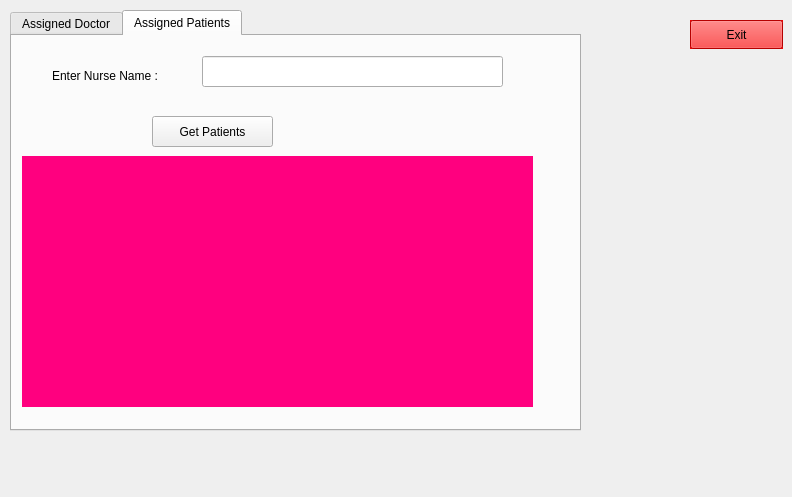
First picture: the form in HMS/nurse.ui, repository moazelshafey/HMS_CSLab, before the edit.
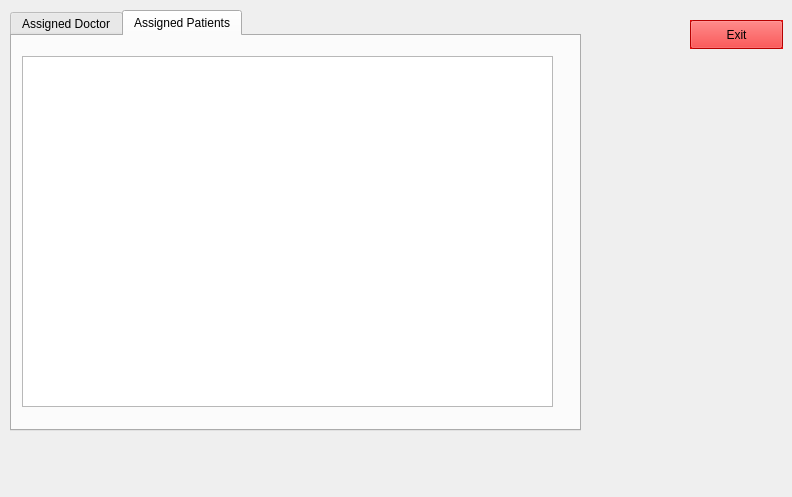
Second picture: the form after the edit. Icons and pictures are not drawn.

Commit message: nurse+patient

Diff of the .ui file:
```diff
--- a/HMS/nurse.ui
+++ b/HMS/nurse.ui
@@ -574,532 +574,15 @@
     <attribute name="title">
      <string>Assigned Patients</string>
     </attribute>
-    <widget class="QPushButton" name="getpatientsbutton">
-     <property name="geometry">
-      <rect>
-       <x>140</x>
-       <y>80</y>
-       <width>121</width>
-       <height>31</height>
-      </rect>
-     </property>
-     <property name="text">
-      <string>Get Patients</string>
-     </property>
-    </widget>
-    <widget class="QLineEdit" name="nursename_2">
-     <property name="geometry">
-      <rect>
-       <x>190</x>
-       <y>20</y>
-       <width>301</width>
-       <height>31</height>
-      </rect>
-     </property>
-    </widget>
-    <widget class="QLabel" name="label_2">
-     <property name="geometry">
-      <rect>
-       <x>40</x>
-       <y>30</y>
-       <width>131</width>
-       <height>20</height>
-      </rect>
-     </property>
-     <property name="text">
-      <string>Enter Nurse Name :</string>
-     </property>
-    </widget>
-    <widget class="QLabel" name="patientslabel">
+    <widget class="QTableWidget" name="assignedpatients">
      <property name="geometry">
       <rect>
        <x>10</x>
-       <y>120</y>
-       <width>511</width>
-       <height>251</height>
+       <y>20</y>
+       <width>531</width>
+       <height>351</height>
       </rect>
      </property>
-     <property name="palette">
-      <palette>
-       <active>
-        <colorrole role="WindowText">
-         <brush brushstyle="SolidPattern">
-          <color alpha="255">
-           <red>0</red>
-           <green>0</green>
-           <blue>0</blue>
-          </color>
-         </brush>
-        </colorrole>
-        <colorrole role="Button">
-         <brush brushstyle="SolidPattern">
-          <color alpha="255">
-           <red>255</red>
-           <green>0</green>
-           <blue>127</blue>
-          </color>
-         </brush>
-        </colorrole>
-        <colorrole role="Light">
-         <brush brushstyle="SolidPattern">
-          <color alpha="255">
-           <red>255</red>
-           <green>127</green>
-           <blue>191</blue>
-          </color>
-         </brush>
-        </colorrole>
-        <colorrole role="Midlight">
-         <brush brushstyle="SolidPattern">
-          <color alpha="255">
-           <red>255</red>
-           <green>63</green>
-           <blue>159</blue>
-          </color>
-         </brush>
-        </colorrole>
-        <colorrole role="Dark">
-         <brush brushstyle="SolidPattern">
-          <color alpha="255">
-           <red>127</red>
-           <green>0</green>
-           <blue>63</blue>
-          </color>
-         </brush>
-        </colorrole>
-        <colorrole role="Mid">
-         <brush brushstyle="SolidPattern">
-          <color alpha="255">
-           <red>170</red>
-           <green>0</green>
-           <blue>85</blue>
-          </color>
-         </brush>
-        </colorrole>
-        <colorrole role="Text">
-         <brush brushstyle="SolidPattern">
-          <color alpha="255">
-           <red>0</red>
-           <green>0</green>
-           <blue>0</blue>
-          </color>
-         </brush>
-        </colorrole>
-        <colorrole role="BrightText">
-         <brush brushstyle="SolidPattern">
-          <color alpha="255">
-           <red>255</red>
-           <green>255</green>
-           <blue>255</blue>
-          </color>
-         </brush>
-        </colorrole>
-        <colorrole role="ButtonText">
-         <brush brushstyle="SolidPattern">
-          <color alpha="255">
-           <red>0</red>
-           <green>0</green>
-           <blue>0</blue>
-          </color>
-         </brush>
-        </colorrole>
-        <colorrole role="Base">
-         <brush brushstyle="SolidPattern">
-          <color alpha="255">
-           <red>255</red>
-           <green>255</green>
-           <blue>255</blue>
-          </color>
-         </brush>
-        </colorrole>
-        <colorrole role="Window">
-         <brush brushstyle="SolidPattern">
-          <color alpha="255">
-           <red>255</red>
-           <green>0</green>
-           <blue>127</blue>
-          </color>
-         </brush>
-        </colorrole>
-        <colorrole role="Shadow">
-         <brush brushstyle="SolidPattern">
-          <color alpha="255">
-           <red>0</red>
-           <green>0</green>
-           <blue>0</blue>
-          </color>
-         </brush>
-        </colorrole>
-        <colorrole role="AlternateBase">
-         <brush brushstyle="SolidPattern">
-          <color alpha="255">
-           <red>255</red>
-           <green>127</green>
-           <blue>191</blue>
-          </color>
-         </brush>
-        </colorrole>
-        <colorrole role="ToolTipBase">
-         <brush brushstyle="SolidPattern">
-          <color alpha="255">
-           <red>255</red>
-           <green>255</green>
-           <blue>220</blue>
-          </color>
-         </brush>
-        </colorrole>
-        <colorrole role="ToolTipText">
-         <brush brushstyle="SolidPattern">
-          <color alpha="255">
-           <red>0</red>
-           <green>0</green>
-           <blue>0</blue>
-          </color>
-         </brush>
-        </colorrole>
-        <colorrole role="PlaceholderText">
-         <brush brushstyle="SolidPattern">
-          <color alpha="127">
-           <red>0</red>
-           <green>0</green>
-           <blue>0</blue>
-          </color>
-         </brush>
-        </colorrole>
-        <colorrole role="Accent">
-         <brush brushstyle="SolidPattern">
-          <color alpha="255">
-           <red>255</red>
-           <green>255</green>
-           <blue>255</blue>
-          </color>
-         </brush>
-        </colorrole>
-       </active>
-       <inactive>
-        <colorrole role="WindowText">
-         <brush brushstyle="SolidPattern">
-          <color alpha="255">
-           <red>0</red>
-           <green>0</green>
-           <blue>0</blue>
-          </color>
-         </brush>
-        </colorrole>
-        <colorrole role="Button">
-         <brush brushstyle="SolidPattern">
-          <color alpha="255">
-           <red>255</red>
-           <green>0</green>
-           <blue>127</blue>
-          </color>
-         </brush>
-        </colorrole>
-        <colorrole role="Light">
-         <brush brushstyle="SolidPattern">
-          <color alpha="255">
-           <red>255</red>
-           <green>127</green>
-           <blue>191</blue>
-          </color>
-         </brush>
-        </colorrole>
-        <colorrole role="Midlight">
-         <brush brushstyle="SolidPattern">
-          <color alpha="255">
-           <red>255</red>
-           <green>63</green>
-           <blue>159</blue>
-          </color>
-         </brush>
-        </colorrole>
-        <colorrole role="Dark">
-         <brush brushstyle="SolidPattern">
-          <color alpha="255">
-           <red>127</red>
-           <green>0</green>
-           <blue>63</blue>
-          </color>
-         </brush>
-        </colorrole>
-        <colorrole role="Mid">
-         <brush brushstyle="SolidPattern">
-          <color alpha="255">
-           <red>170</red>
-           <green>0</green>
-           <blue>85</blue>
-          </color>
-         </brush>
-        </colorrole>
-        <colorrole role="Text">
-         <brush brushstyle="SolidPattern">
-          <color alpha="255">
-           <red>0</red>
-           <green>0</green>
-           <blue>0</blue>
-          </color>
-         </brush>
-        </colorrole>
-        <colorrole role="BrightText">
-         <brush brushstyle="SolidPattern">
-          <color alpha="255">
-           <red>255</red>
-           <green>255</green>
-           <blue>255</blue>
-          </color>
-         </brush>
-        </colorrole>
-        <colorrole role="ButtonText">
-         <brush brushstyle="SolidPattern">
-          <color alpha="255">
-           <red>0</red>
-           <green>0</green>
-           <blue>0</blue>
-          </color>
-         </brush>
-        </colorrole>
-        <colorrole role="Base">
-         <brush brushstyle="SolidPattern">
-          <color alpha="255">
-           <red>255</red>
-           <green>255</green>
-           <blue>255</blue>
-          </color>
-         </brush>
-        </colorrole>
-        <colorrole role="Window">
-         <brush brushstyle="SolidPattern">
-          <color alpha="255">
-           <red>255</red>
-           <green>0</green>
-           <blue>127</blue>
-          </color>
-         </brush>
-        </colorrole>
-        <colorrole role="Shadow">
-         <brush brushstyle="SolidPattern">
-          <color alpha="255">
-           <red>0</red>
-           <green>0</green>
-           <blue>0</blue>
-          </color>
-         </brush>
-        </colorrole>
-        <colorrole role="AlternateBase">
-         <brush brushstyle="SolidPattern">
-          <color alpha="255">
-           <red>255</red>
-           <green>127</green>
-           <blue>191</blue>
-          </color>
-         </brush>
-        </colorrole>
-        <colorrole role="ToolTipBase">
-         <brush brushstyle="SolidPattern">
-          <color alpha="255">
-           <red>255</red>
-           <green>255</green>
-           <blue>220</blue>
-          </color>
-         </brush>
-        </colorrole>
-        <colorrole role="ToolTipText">
-         <brush brushstyle="SolidPattern">
-          <color alpha="255">
-           <red>0</red>
-           <green>0</green>
-           <blue>0</blue>
-          </color>
-         </brush>
-        </colorrole>
-        <colorrole role="PlaceholderText">
-         <brush brushstyle="SolidPattern">
-          <color alpha="127">
-           <red>0</red>
-           <green>0</green>
-           <blue>0</blue>
-          </color>
-         </brush>
-        </colorrole>
-        <colorrole role="Accent">
-         <brush brushstyle="SolidPattern">
-          <color alpha="255">
-           <red>255</red>
-           <green>255</green>
-           <blue>255</blue>
-          </color>
-         </brush>
-        </colorrole>
-       </inactive>
-       <disabled>
-        <colorrole role="WindowText">
-         <brush brushstyle="SolidPattern">
-          <color alpha="255">
-           <red>127</red>
-           <green>0</green>
-           <blue>63</blue>
-          </color>
-         </brush>
-        </colorrole>
-        <colorrole role="Button">
-         <brush brushstyle="SolidPattern">
-          <color alpha="255">
-           <red>255</red>
-           <green>0</green>
-           <blue>127</blue>
-          </color>
-         </brush>
-        </colorrole>
-        <colorrole role="Light">
-         <brush brushstyle="SolidPattern">
-          <color alpha="255">
-           <red>255</red>
-           <green>127</green>
-           <blue>191</blue>
-          </color>
-         </brush>
-        </colorrole>
-        <colorrole role="Midlight">
-         <brush brushstyle="SolidPattern">
-          <color alpha="255">
-           <red>255</red>
-           <green>63</green>
-           <blue>159</blue>
-          </color>
-         </brush>
-        </colorrole>
-        <colorrole role="Dark">
-         <brush brushstyle="SolidPattern">
-          <color alpha="255">
-           <red>127</red>
-           <green>0</green>
-           <blue>63</blue>
-          </color>
-         </brush>
-        </colorrole>
-        <colorrole role="Mid">
-         <brush brushstyle="SolidPattern">
-          <color alpha="255">
-           <red>170</red>
-           <green>0</green>
-           <blue>85</blue>
-          </color>
-         </brush>
-        </colorrole>
-        <colorrole role="Text">
-         <brush brushstyle="SolidPattern">
-          <color alpha="255">
-           <red>127</red>
-           <green>0</green>
-           <blue>63</blue>
-          </color>
-         </brush>
-        </colorrole>
-        <colorrole role="BrightText">
-         <brush brushstyle="SolidPattern">
-          <color alpha="255">
-           <red>255</red>
-           <green>255</green>
-           <blue>255</blue>
-          </color>
-         </brush>
-        </colorrole>
-        <colorrole role="ButtonText">
-         <brush brushstyle="SolidPattern">
-          <color alpha="255">
-           <red>127</red>
-           <green>0</green>
-           <blue>63</blue>
-          </color>
-         </brush>
-        </colorrole>
-        <colorrole role="Base">
-         <brush brushstyle="SolidPattern">
-          <color alpha="255">
-           <red>255</red>
-           <green>0</green>
-           <blue>127</blue>
-          </color>
-         </brush>
-        </colorrole>
-        <colorrole role="Window">
-         <brush brushstyle="SolidPattern">
-          <color alpha="255">
-           <red>255</red>
-           <green>0</green>
-           <blue>127</blue>
-          </color>
-         </brush>
-        </colorrole>
-        <colorrole role="Shadow">
-         <brush brushstyle="SolidPattern">
-          <color alpha="255">
-           <red>0</red>
-           <green>0</green>
-           <blue>0</blue>
-          </color>
-         </brush>
-        </colorrole>
-        <colorrole role="AlternateBase">
-         <brush brushstyle="SolidPattern">
-          <color alpha="255">
-           <red>255</red>
-           <green>0</green>
-           <blue>127</blue>
-          </color>
-         </brush>
-        </colorrole>
-        <colorrole role="ToolTipBase">
-         <brush brushstyle="SolidPattern">
-          <color alpha="255">
-           <red>255</red>
-           <green>255</green>
-           <blue>220</blue>
-          </color>
-         </brush>
-        </colorrole>
-        <colorrole role="ToolTipText">
-         <brush brushstyle="SolidPattern">
-          <color alpha="255">
-           <red>0</red>
-           <green>0</green>
-           <blue>0</blue>
-          </color>
-         </brush>
-        </colorrole>
-        <colorrole role="PlaceholderText">
-         <brush brushstyle="SolidPattern">
-          <color alpha="127">
-           <red>127</red>
-           <green>0</green>
-           <blue>63</blue>
-          </color>
-         </brush>
-        </colorrole>
-        <colorrole role="Accent">
-         <brush brushstyle="SolidPattern">
-          <color alpha="255">
-           <red>255</red>
-           <green>76</green>
-           <blue>165</blue>
-          </color>
-         </brush>
-        </colorrole>
-       </disabled>
-      </palette>
-     </property>
-     <property name="font">
-      <font>
-       <family>SimSun-ExtB</family>
-       <pointsize>16</pointsize>
-      </font>
-     </property>
-     <property name="autoFillBackground">
-      <bool>true</bool>
-     </property>
-     <property name="text">
-      <string/>
-     </property>
     </widget>
    </widget>
   </widget>
```
The commit also changes 6 other files.
